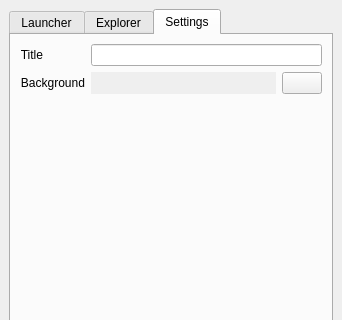
jplozf/Collector, file MainWindow.ui: the form before one commit; both pictures show x 0 to 342 and y 0 to 320 of the 342 by 637 pixel window.
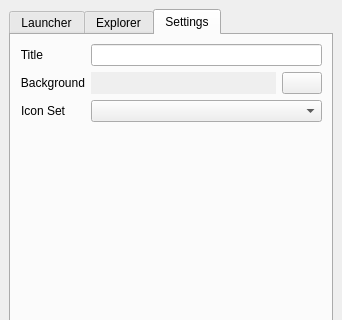
The form after the commit. Icons and pictures are not drawn.

Commit message: add icon set selection

```diff
--- a/MainWindow.ui
+++ b/MainWindow.ui
@@ -278,6 +278,19 @@
               </item>
              </layout>
             </item>
+            <item row="2" column="0">
+             <widget class="QLabel" name="label_3">
+              <property name="text">
+               <string>Icon Set</string>
+              </property>
+              <property name="alignment">
+               <set>Qt::AlignRight|Qt::AlignTrailing|Qt::AlignVCenter</set>
+              </property>
+             </widget>
+            </item>
+            <item row="2" column="1">
+             <widget class="QComboBox" name="cmbIconSet"/>
+            </item>
            </layout>
           </item>
          </layout>
```
The commit also changes 3 other files.
